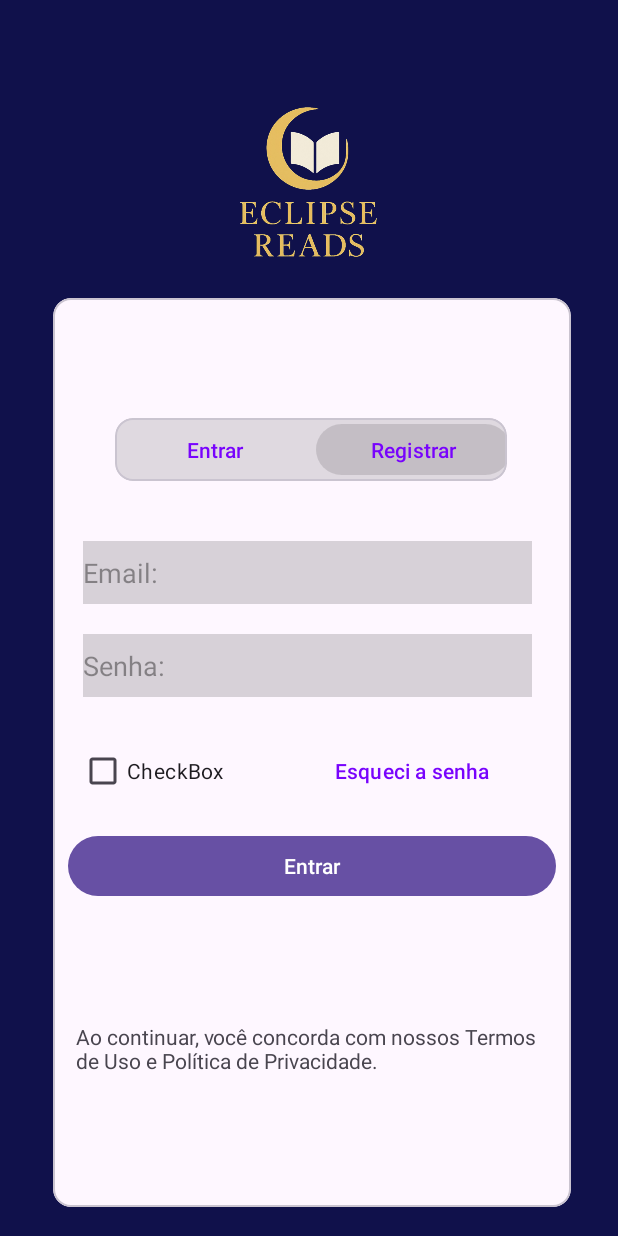
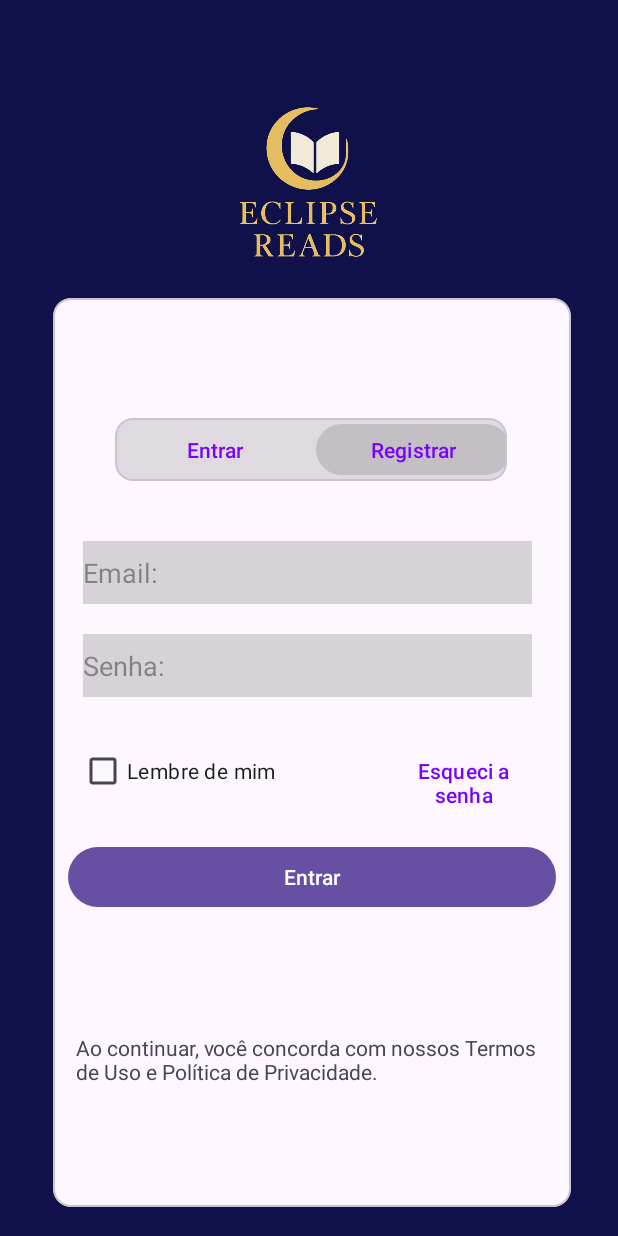
Before and after one commit to Emilio467/Eclipse_reads2, an Android app: the screen it shows after launch (log0regis), on a phone screen of 412 x 824 dp. Run offline under Robolectric (Android 15) with nearby library versions, the light colour scheme and no system bars.

Commit message:
Initial commit

```diff
--- a/app/src/main/res/layout/log0regis.xml
+++ b/app/src/main/res/layout/log0regis.xml
@@ -104,7 +104,7 @@
                     android:layout_width="wrap_content"
                     android:layout_height="wrap_content"
                     android:layout_marginLeft="17dp"
-                    android:text="CheckBox" />
+                    android:text="Lembre de mim " />
 
                 <Button
                     android:id="@+id/button37"
```
Also changed, not shown: 1 other file.
